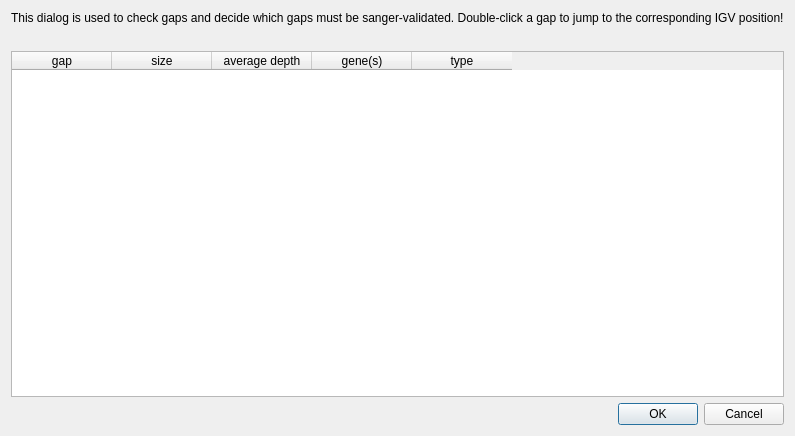
Before: the Qt Designer form src/GSvar/GapDialog.ui in imgag/ngs-bits, drawn with Qt 5.
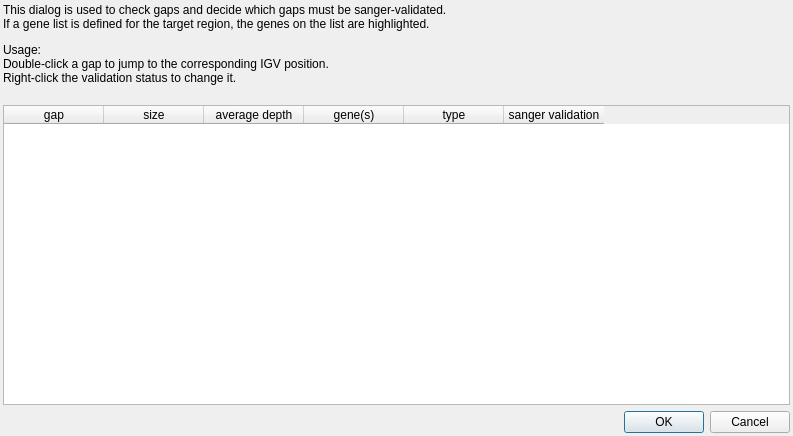
After: the same form once the commit is applied.

Commit message: GSvar: first version of gap dialog finished.

```diff
--- a/src/GSvar/GapDialog.ui
+++ b/src/GSvar/GapDialog.ui
@@ -14,10 +14,25 @@
    <string>Dialog</string>
   </property>
   <layout class="QVBoxLayout" name="verticalLayout">
+   <property name="spacing">
+    <number>3</number>
+   </property>
+   <property name="leftMargin">
+    <number>3</number>
+   </property>
+   <property name="topMargin">
+    <number>3</number>
+   </property>
+   <property name="rightMargin">
+    <number>3</number>
+   </property>
+   <property name="bottomMargin">
+    <number>3</number>
+   </property>
    <item>
     <widget class="QLabel" name="label">
      <property name="text">
-      <string>This dialog is used to check gaps and decide which gaps must be sanger-validated. Double-click a gap to jump to the corresponding IGV position!</string>
+      <string>&lt;html&gt;&lt;head/&gt;&lt;body&gt;&lt;p&gt;This dialog is used to check gaps and decide which gaps must be sanger-validated.&lt;br/&gt;If a gene list is defined for the target region, the genes on the list are highlighted.&lt;/p&gt;&lt;p&gt;Usage:&lt;br/&gt;Double-click a gap to jump to the corresponding IGV position.&lt;br/&gt;Right-click the validation status to change it.&lt;/p&gt;&lt;/body&gt;&lt;/html&gt;</string>
      </property>
     </widget>
    </item>
@@ -50,19 +65,36 @@
       <property name="text">
        <string>average depth</string>
       </property>
+      <property name="toolTip">
+       <string>Gaps with an average coverage below 10 are highlighted.</string>
+      </property>
      </column>
      <column>
       <property name="text">
        <string>gene(s)</string>
       </property>
+      <property name="toolTip">
+       <string>Target regiones are highlighted.</string>
+      </property>
      </column>
      <column>
       <property name="text">
        <string>type</string>
       </property>
+      <property name="toolTip">
+       <string>CCDS exons +- 5 bases flanking regions are marked as &quot;exonic/splicing&quot;.</string>
+      </property>
+     </column>
+     <column>
+      <property name="text">
+       <string>sanger validation</string>
+      </property>
      </column>
     </widget>
    </item>
+   <item>
+    <widget class="QWidget" name="widget" native="true"/>
+   </item>
    <item>
     <widget class="QDialogButtonBox" name="buttonBox">
      <property name="orientation">
```
The commit also changes 11 other files.
